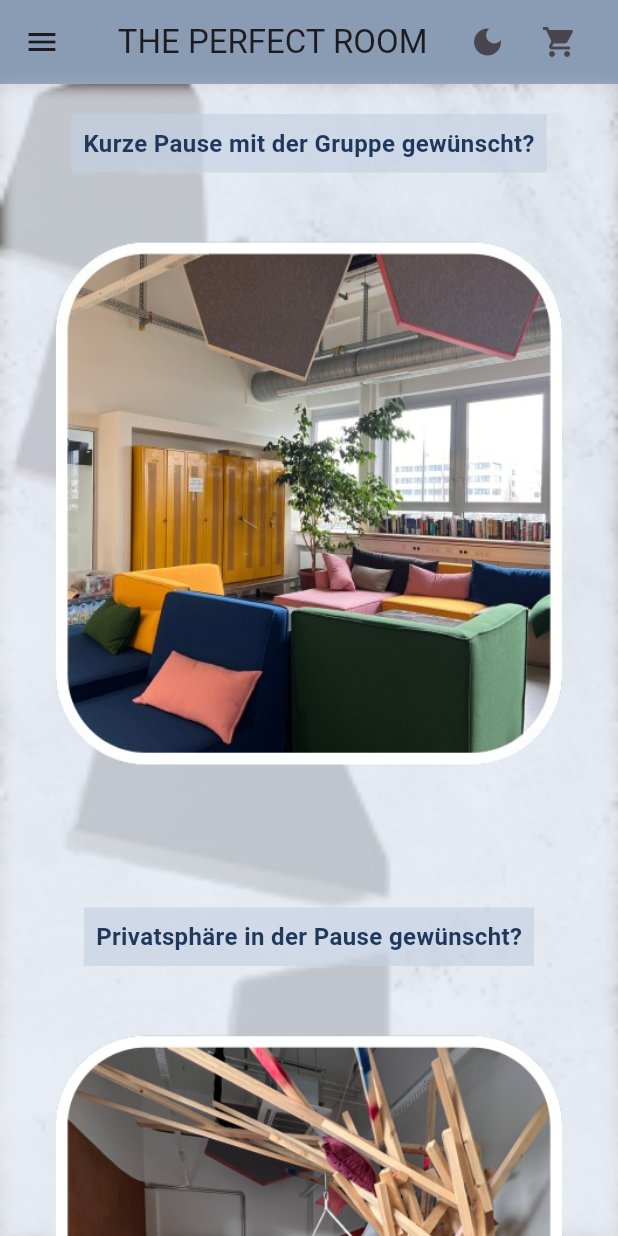
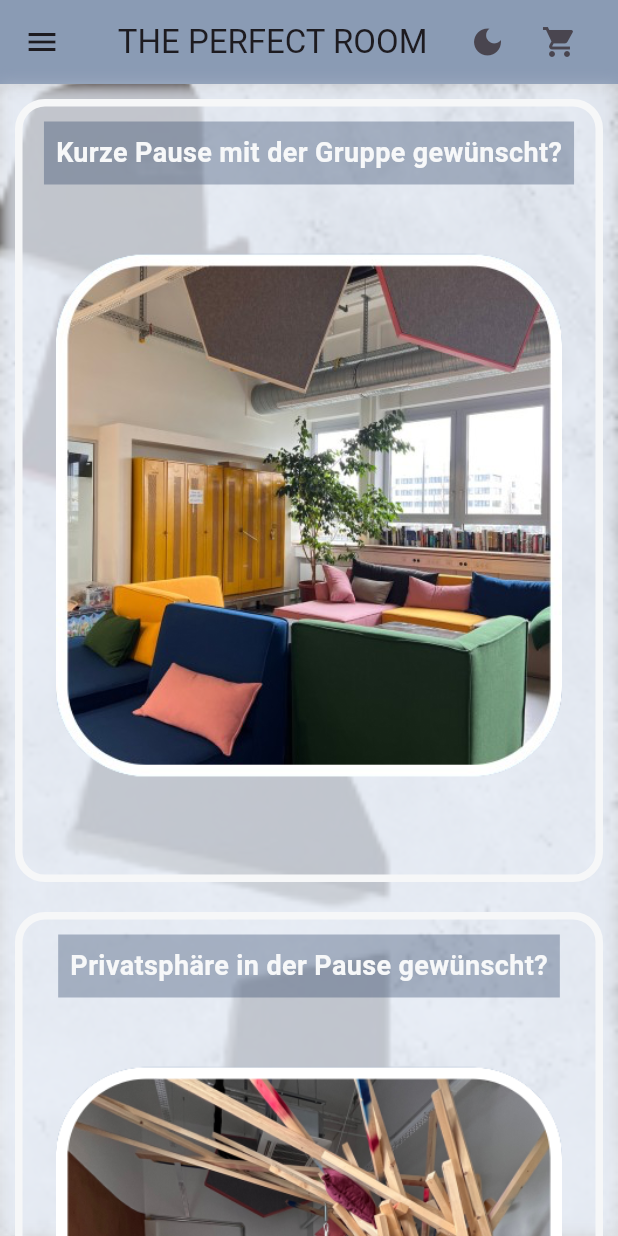
Before and after one commit to gamze1806/Rub_Face, a Flutter app: the MenuPage screen opened by its route, after a tap on "Etwas Ruhe gewünscht?", on a phone screen of 412 x 824 dp. Run offline on Flutter 3.47's test engine with Material 3 defaults, Android fonts, the phone set to English and light mode, and no system bars.

Commit message:
add animation

```diff
--- a/lib/components/button.dart
+++ b/lib/components/button.dart
@@ -15,7 +15,7 @@ class MyButton extends StatelessWidget {
     return GestureDetector(
       onTap: event,
       child: Material(
-        elevation: 10.0,
+        elevation: 15.0,
         borderRadius: BorderRadius.circular(20),
         color: Color.fromARGB(207, 186, 197, 214),
         child: Container(
--- a/lib/pages/event_pages/rooms.dart
+++ b/lib/pages/event_pages/rooms.dart
@@ -82,23 +82,23 @@ class CustomWidget extends StatelessWidget {
       margin: EdgeInsets.all(10.0),
       padding: EdgeInsets.all(10.0),
       decoration: BoxDecoration(
-          /*border: Border.all(
-          color: Color.fromARGB(255, 148, 173, 64),
+        border: Border.all(
+          color: Color.fromARGB(255, 246, 247, 248),
           width: 5,
         ),
-        borderRadius: BorderRadius.circular(8.0),*/
-          ),
+        borderRadius: BorderRadius.circular(20.0),
+      ),
       child: Column(
         children: [
           Container(
-            color: Color.fromARGB(168, 196, 208, 225),
+            color: Color.fromARGB(85, 33, 56, 93),
             padding: EdgeInsets.all(8.0),
             child: Text(
               title,
               style: TextStyle(
-                fontSize: 16.0,
+                fontSize: 18.0,
                 fontWeight: FontWeight.bold,
-                color: Color.fromARGB(255, 33, 56, 93),
+                color: Color.fromARGB(255, 247, 248, 249),
               ),
             ),
           ),
--- a/lib/pages/start_page.dart
+++ b/lib/pages/start_page.dart
@@ -1,3 +1,4 @@
+import 'dart:async';
 import 'dart:math';
 import 'dart:ui';
 
@@ -13,6 +14,35 @@ class StartPage extends StatefulWidget {
 
 class _StartPageState extends State<StartPage> {
   bool _isDarkMode = false;
+  int _currentImageIndex = 0;
+  late Timer _timer;
+  late PageController _pageController;
+
+  List<String> images = [
+    "lib/images/M5.png",
+    "lib/images/M2.png", // Pfad zum zweiten Bild
+  ];
+
+  @override
+  void initState() {
+    super.initState();
+    _pageController = PageController();
+    _startImageTimer();
+  }
+
+  void _startImageTimer() {
+    _timer = Timer.periodic(Duration(seconds: 3), (Timer timer) {
+      setState(() {
+        _currentImageIndex = (_currentImageIndex + 1) % images.length;
+      });
+    });
+  }
+
+  void dispose() {
+    _timer.cancel();
+    super.dispose();
+  }
+
   @override
   Widget build(BuildContext context) {
     return Scaffold(
@@ -67,7 +97,7 @@ class _StartPageState extends State<StartPage> {
               SizedBox(height: 15),
               Center(
                 child: Image.asset(
-                  "lib/images/M5.png",
+                  images[_currentImageIndex],
                   height: 450,
                 ),
               ),
@@ -76,7 +106,7 @@ class _StartPageState extends State<StartPage> {
                 padding: const EdgeInsets.symmetric(horizontal: 15.0),
                 child: Material(
                   //decoration: BoxDecoration(
-                  elevation: 10,
+                  elevation: 20,
                   color: Color.fromARGB(255, 24, 41, 68),
                   borderRadius: BorderRadius.circular(10),
                   //),
@@ -98,7 +128,7 @@ class _StartPageState extends State<StartPage> {
                 padding: const EdgeInsets.symmetric(horizontal: 15.0),
                 child: Material(
                   //decoration: BoxDecoration(
-                  elevation: 10,
+                  elevation: 20,
                   color: Color.fromARGB(255, 24, 41, 68),
                   borderRadius: BorderRadius.circular(10),
                   //),
```
